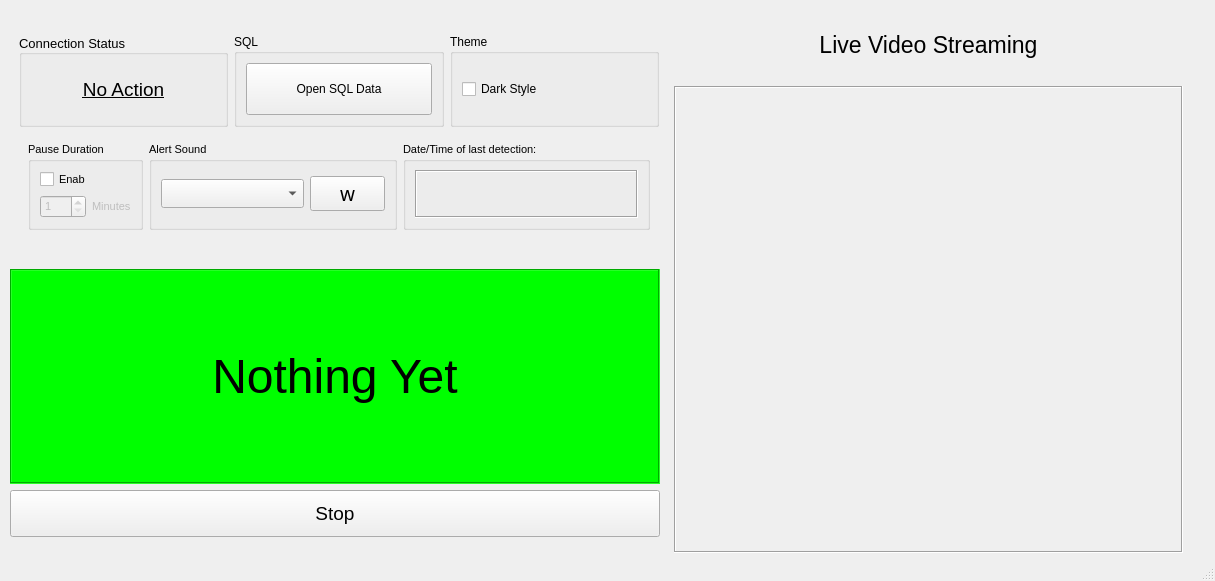
First picture: the form in MainWindow.ui, repository AHazimy/ADVP_Python_Proj, before the edit.
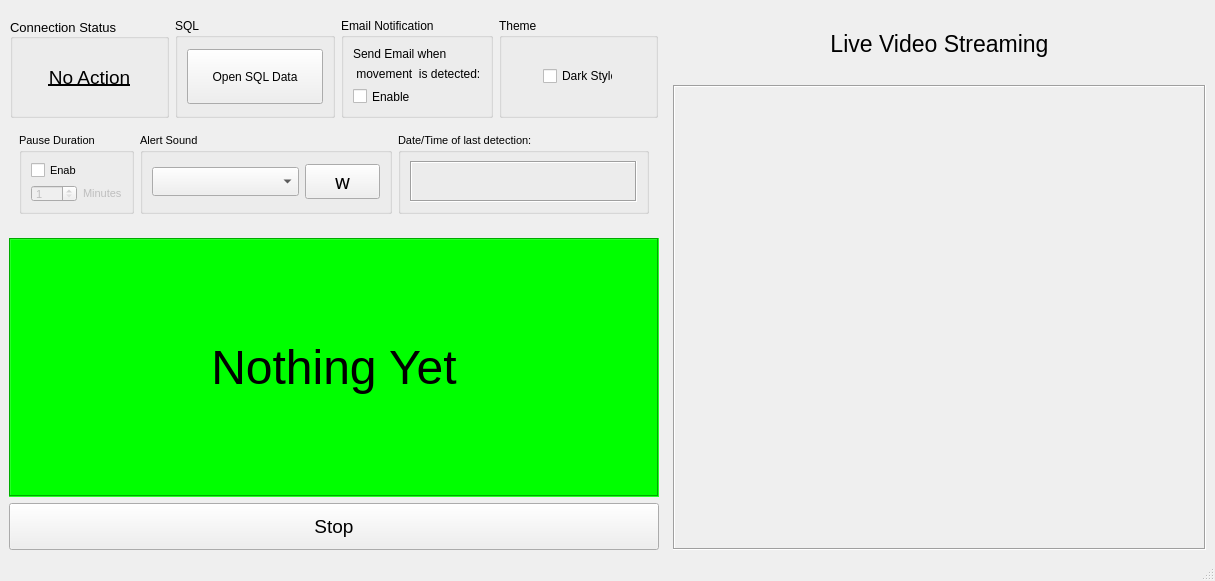
Second picture: the form after the edit.

```diff
--- a/MainWindow.ui
+++ b/MainWindow.ui
@@ -32,15 +32,8 @@
    <string>Alert</string>
   </property>
   <widget class="QWidget" name="centralwidget">
-   <widget class="QWidget" name="layoutWidget">
-    <property name="geometry">
-     <rect>
-      <x>10</x>
-      <y>10</y>
-      <width>1173</width>
-      <height>543</height>
-     </rect>
-    </property>
+   <layout class="QGridLayout" name="gridLayout_2">
+    <item row="0" column="0">
     <layout class="QHBoxLayout" name="horizontalLayout_4">
      <item>
       <layout class="QVBoxLayout" name="verticalLayout_6">
@@ -53,6 +46,12 @@
           </size>
          </property>
          <layout class="QVBoxLayout" name="verticalLayout_4">
+           <property name="leftMargin">
+            <number>1</number>
+           </property>
+           <property name="bottomMargin">
+            <number>9</number>
+           </property>
           <item>
            <layout class="QHBoxLayout" name="horizontalLayout">
             <item>
@@ -131,6 +130,58 @@
               </layout>
              </widget>
             </item>
+             <item>
+              <widget class="QGroupBox" name="groupBox_7">
+               <property name="sizePolicy">
+                <sizepolicy hsizetype="Fixed" vsizetype="Fixed">
+                 <horstretch>0</horstretch>
+                 <verstretch>0</verstretch>
+                </sizepolicy>
+               </property>
+               <property name="minimumSize">
+                <size>
+                 <width>150</width>
+                 <height>100</height>
+                </size>
+               </property>
+               <property name="title">
+                <string>Email Notification</string>
+               </property>
+               <layout class="QGridLayout" name="gridLayout_8">
+                <item row="0" column="0">
+                 <layout class="QVBoxLayout" name="verticalLayout_7">
+                  <item>
+                   <widget class="QLabel" name="label_4">
+                    <property name="text">
+                     <string>Send Email when</string>
+                    </property>
+                   </widget>
+                  </item>
+                  <item>
+                   <widget class="QLabel" name="label_5">
+                    <property name="text">
+                     <string> movement  is detected:</string>
+                    </property>
+                   </widget>
+                  </item>
+                  <item>
+                   <widget class="QCheckBox" name="checkBox_email">
+                    <property name="maximumSize">
+                     <size>
+                      <width>70</width>
+                      <height>16777215</height>
+                     </size>
+                    </property>
+                    <property name="text">
+                     <string>Enable</string>
+                    </property>
+                   </widget>
+                  </item>
+                 </layout>
+                </item>
+               </layout>
+              </widget>
+             </item>
             <item>
              <widget class="QGroupBox" name="groupBox_6">
               <property name="title">
@@ -139,6 +190,12 @@
               <layout class="QGridLayout" name="gridLayout_7">
                <item row="0" column="0">
                 <widget class="QCheckBox" name="checkBox_theme">
+                  <property name="maximumSize">
+                   <size>
+                    <width>70</width>
+                    <height>16777215</height>
+                   </size>
+                  </property>
                  <property name="cursor">
                   <cursorShape>PointingHandCursor</cursorShape>
                  </property>
@@ -359,7 +416,7 @@
          <item>
           <widget class="QLabel" name="label">
            <property name="sizePolicy">
-            <sizepolicy hsizetype="Minimum" vsizetype="Minimum">
+             <sizepolicy hsizetype="Fixed" vsizetype="Fixed">
              <horstretch>0</horstretch>
              <verstretch>0</verstretch>
             </sizepolicy>
@@ -367,13 +424,13 @@
            <property name="minimumSize">
             <size>
              <width>650</width>
-             <height>200</height>
+              <height>240</height>
             </size>
            </property>
            <property name="maximumSize">
             <size>
              <width>16777215</width>
-             <height>215</height>
+              <height>300</height>
             </size>
            </property>
            <property name="font">
@@ -413,6 +470,12 @@
          </item>
          <item>
           <layout class="QVBoxLayout" name="verticalLayout_3">
+            <property name="spacing">
+             <number>6</number>
+            </property>
+            <property name="topMargin">
+             <number>0</number>
+            </property>
            <item>
             <widget class="QPushButton" name="stop_btn">
              <property name="sizePolicy">
@@ -528,7 +591,8 @@
       </layout>
      </item>
     </layout>
-   </widget>
+    </item>
+   </layout>
   </widget>
   <widget class="QMenuBar" name="menubar">
    <property name="geometry">
```
Lines whose indentation alone changed are shown as unchanged.
